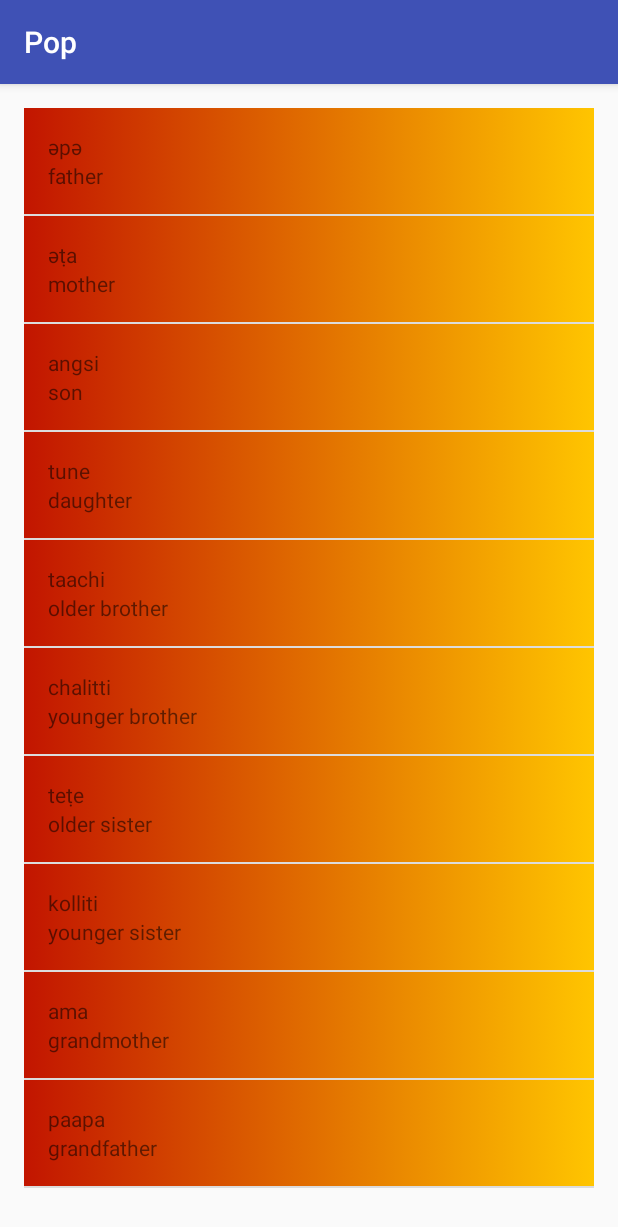
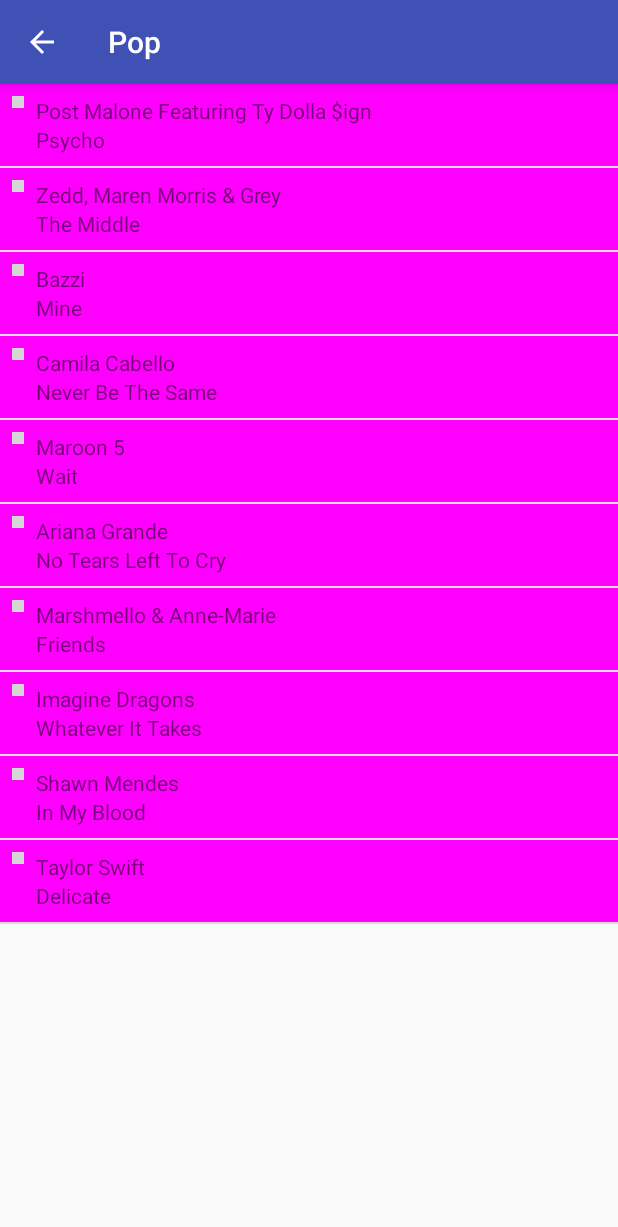
Before and after one commit to taras009/Project4MusicalStructure, an Android app: the Pop screen opened directly, with no data from a screen before it, on a phone screen of 412 x 824 dp. Shown: the top 1227 px of the screen. Run offline under Robolectric (Android 15) with nearby library versions, the phone set to English and light mode, and no system bars; grey boxes are pictures that could not be loaded.

Commit message:
2nd commit, finished program structure

```diff
--- a/app/src/main/java/com/example/comp_admin/project4musicalstructure/Pop.java
+++ b/app/src/main/java/com/example/comp_admin/project4musicalstructure/Pop.java
@@ -2,7 +2,10 @@ package com.example.comp_admin.project4musicalstructure;
 
 import android.os.Bundle;
 import android.support.v7.app.AppCompatActivity;
+import android.view.View;
+import android.widget.AdapterView;
 import android.widget.ListView;
+import android.widget.Toast;
 
 import java.util.ArrayList;
 
@@ -10,29 +13,30 @@ import java.util.ArrayList;
  * Created by Comp_ADmin on 5/15/2018.
  */
 
-public class Pop extends AppCompatActivity{
+public class Pop extends AppCompatActivity {
     @Override
     protected void onCreate(Bundle savedInstanceState) {
         super.onCreate(savedInstanceState);
         setContentView(R.layout.song_list);
-
         ArrayList<Song> songs = new ArrayList<Song>();
-        songs.add(new Song("father", "әpә"));
-        songs.add(new Song("mother", "әṭa"));
-        songs.add(new Song("son", "angsi"));
-        songs.add(new Song("daughter", "tune"));
-        songs.add(new Song("older brother", "taachi"));
-        songs.add(new Song("younger brother", "chalitti"));
-        songs.add(new Song("older sister", "teṭe"));
-        songs.add(new Song("younger sister", "kolliti"));
-        songs.add(new Song("grandmother ", "ama"));
-        songs.add(new Song("grandfather", "paapa"));
-
-
-        SongAdapter adapter = new SongAdapter(this,  songs);
-
+        songs.add(new Song("Post Malone Featuring Ty Dolla $ign", "Psycho"));
+        songs.add(new Song("Zedd, Maren Morris & Grey", "The Middle"));
+        songs.add(new Song("Bazzi", "Mine"));
+        songs.add(new Song("Camila Cabello", "Never Be The Same"));
+        songs.add(new Song("Maroon 5", "Wait"));
+        songs.add(new Song("Ariana Grande", "No Tears Left To Cry"));
+        songs.add(new Song("Marshmello & Anne-Marie", "Friends"));
+        songs.add(new Song("Imagine Dragons", "Whatever It Takes"));
+        songs.add(new Song("Shawn Mendes", "In My Blood"));
+        songs.add(new Song("Taylor Swift", "Delicate"));
+        SongAdapter adapter = new SongAdapter(this, songs, R.drawable.pop_background);
         ListView listView = (ListView) findViewById(R.id.list);
-
         listView.setAdapter(adapter);
+        listView.setOnItemClickListener(new AdapterView.OnItemClickListener() {
+            @Override
+            public void onItemClick(AdapterView<?> adapterView, View view, int i, long l) {
+                Toast.makeText(Pop.this, "Music playing...", Toast.LENGTH_SHORT).show();
+            }
+        });
     }
 }
--- a/app/src/main/java/com/example/comp_admin/project4musicalstructure/Song.java
+++ b/app/src/main/java/com/example/comp_admin/project4musicalstructure/Song.java
@@ -7,11 +7,10 @@ package com.example.comp_admin.project4musicalstructure;
 public class Song {
     /***name of the artist ***/
     private String mArtistName;
-
     /***name of the composition***/
     private String mSongName;
 
-    public Song(String artistName, String songNamen){
+    public Song(String artistName, String songNamen) {
         mArtistName = artistName;
         mSongName = songNamen;
     }
--- a/app/src/main/java/com/example/comp_admin/project4musicalstructure/SongAdapter.java
+++ b/app/src/main/java/com/example/comp_admin/project4musicalstructure/SongAdapter.java
@@ -1,8 +1,10 @@
 package com.example.comp_admin.project4musicalstructure;
 
 import android.content.Context;
+import android.graphics.drawable.GradientDrawable;
 import android.support.annotation.NonNull;
 import android.support.annotation.Nullable;
+import android.support.v4.content.ContextCompat;
 import android.view.LayoutInflater;
 import android.view.View;
 import android.view.ViewGroup;
@@ -17,8 +19,12 @@ import java.util.List;
  */
 
 public class SongAdapter extends ArrayAdapter<Song> {
-    public SongAdapter(@NonNull Context context, @NonNull List<Song> objects) {
+    private int mColorResourceId;
+    private GradientDrawable drawable;
+
+    public SongAdapter(@NonNull Context context, @NonNull List<Song> objects, int colorResourceId) {
         super(context, 0, objects);
+        mColorResourceId = colorResourceId;
     }
 
     @Override
@@ -29,15 +35,15 @@ public class SongAdapter extends ArrayAdapter<Song> {
                     R.layout.song_layout, parent, false);
         }
         Song currentSong = getItem(position);
-
-
-        TextView artistTextView = (TextView) listItemView.findViewById(R.id.default_text_view);
+        TextView artistTextView = (TextView) listItemView.findViewById(R.id.artist_text_view);
         artistTextView.setText(currentSong.getMArtistName());
-
-        TextView songTextView = (TextView) listItemView.findViewById(R.id.miwok_text_view);
+        TextView songTextView = (TextView) listItemView.findViewById(R.id.song_text_view);
         songTextView.setText(currentSong.getMSongName());
 
-
+        /// ***set different colors for different activities
+        View textContainer = listItemView.findViewById(R.id.text_container); // TO BE FIXED
+        int color = ContextCompat.getColor(getContext(), mColorResourceId);
+        textContainer.setBackgroundColor(color);
         return listItemView;
     }
 }
--- a/app/src/main/res/layout/song_layout.xml
+++ b/app/src/main/res/layout/song_layout.xml
@@ -1,24 +1,34 @@
 <?xml version="1.0" encoding="utf-8"?>
 <LinearLayout xmlns:android="http://schemas.android.com/apk/res/android"
     xmlns:tools="http://schemas.android.com/tools"
-    android:orientation="vertical"
+    android:id="@+id/text_container"
     android:layout_width="match_parent"
     android:layout_height="match_parent"
-    android:id="@+id/song_layout"
-    android:padding="16dp"
-    android:background="@drawable/pop_background">
+    android:orientation="horizontal"
+    android:padding="@dimen/song_layout_padding">
 
-    <TextView
-        android:id="@+id/miwok_text_view"
+    <ImageView
+        android:layout_width="@dimen/image_width"
+        android:layout_height="@dimen/image_height"
+        android:src="@drawable/baseline_play_arrow" />
+
+    <LinearLayout
         android:layout_width="wrap_content"
         android:layout_height="wrap_content"
-        tools:text="lutti"
-        />
-    <TextView
-        android:id="@+id/default_text_view"
-        android:layout_width="wrap_content"
-        android:layout_height="wrap_content"
-        tools:text="one" />
+        android:layout_marginLeft="@dimen/list_word_margin_left"
+        android:layout_marginStart="@dimen/list_word_margin_left"
+        android:orientation="vertical">
 
+        <TextView
+            android:id="@+id/artist_text_view"
+            android:layout_width="wrap_content"
+            android:layout_height="wrap_content"
+            tools:text="lutti" />
 
+        <TextView
+            android:id="@+id/song_text_view"
+            android:layout_width="wrap_content"
+            android:layout_height="wrap_content"
+            tools:text="one" />
+    </LinearLayout>
 </LinearLayout>
--- a/app/src/main/res/layout/song_list.xml
+++ b/app/src/main/res/layout/song_list.xml
@@ -1,5 +1,4 @@
-<?xml version="1.0" encoding="utf-8"?>
-<!-- Copyright (C) 2016 The Android Open Source Project
+<?xml version="1.0" encoding="utf-8"?><!-- Copyright (C) 2016 The Android Open Source Project
 
      Licensed under the Apache License, Version 2.0 (the "License");
      you may not use this file except in compliance with the License.
@@ -17,10 +16,7 @@
 <ListView xmlns:android="http://schemas.android.com/apk/res/android"
     xmlns:tools="http://schemas.android.com/tools"
     android:id="@+id/list"
-    android:orientation="vertical"
     android:layout_width="match_parent"
     android:layout_height="match_parent"
-    android:padding="16dp"
-
-
-    tools:context="com.example.comp_admin.project4musicalstructure.Pop"/>
+    android:orientation="vertical"
+    tools:context="com.example.comp_admin.project4musicalstructure.Pop" />
--- a/app/src/main/res/mipmap-anydpi-v26/ic_launcher.xml
+++ /dev/null
@@ -1,5 +0,0 @@
-<?xml version="1.0" encoding="utf-8"?>
-<adaptive-icon xmlns:android="http://schemas.android.com/apk/res/android">
-    <background android:drawable="@drawable/ic_launcher_background" />
-    <foreground android:drawable="@drawable/ic_launcher_foreground" />
-</adaptive-icon>
--- a/app/src/main/res/mipmap-anydpi-v26/ic_launcher_round.xml
+++ /dev/null
@@ -1,5 +0,0 @@
-<?xml version="1.0" encoding="utf-8"?>
-<adaptive-icon xmlns:android="http://schemas.android.com/apk/res/android">
-    <background android:drawable="@drawable/ic_launcher_background" />
-    <foreground android:drawable="@drawable/ic_launcher_foreground" />
-</adaptive-icon>
--- a/app/src/main/res/values/styles.xml
+++ b/app/src/main/res/values/styles.xml
@@ -23,6 +23,7 @@
         <item name="android:textSize">40sp</item>
         <item name="android:gravity">center</item>
         <item name="android:fontFamily" tools:ignore="NewApi">Calibri</item>
+        <item name="android:onClick">showMessage</item>
     </style>
 
  </resources>
--- a/build.gradle
+++ b/build.gradle
@@ -7,7 +7,7 @@ buildscript {
         jcenter()
     }
     dependencies {
-        classpath 'com.android.tools.build:gradle:3.1.2'
+        classpath 'com.android.tools.build:gradle:3.1.3'
 
 
         // NOTE: Do not place your application dependencies here; they belong
```
Also changed, not shown: app/src/main/AndroidManifest.xml (+16 -3 lines), app/src/main/java/com/example/comp_admin/project4musicalstructure/MainActivity.java (+12 -2 lines), app/src/main/java/com/example/comp_admin/project4musicalstructure/Rock.java (added, +30 -0 lines), app/src/main/res/drawable-v24/ic_launcher_foreground.xml (deleted, +0 -34 lines), app/src/main/res/drawable/funk_background.xml (+4 -4 lines), app/src/main/res/drawable/ic_launcher_background.xml (deleted, +0 -170 lines), app/src/main/res/drawable1/funk_background.xml (deleted, +0 -14 lines), app/src/main/res/layout/activity_main.xml (+5 -22 lines), app/src/main/res/drawable/folk_background.xml (indentation only).
